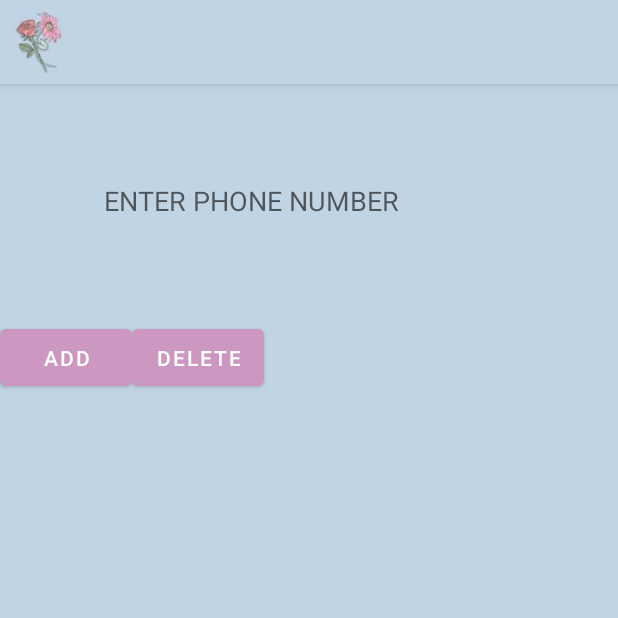
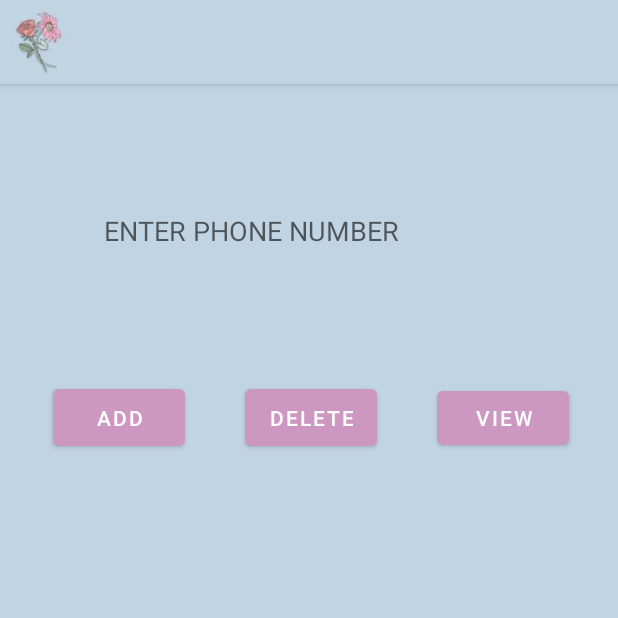
Before and after one commit to Janeth39/Final_Project, an Android app: the first screen opened directly, with no data from a screen before it, on a phone screen of 412 x 824 dp, the top half of it. Run offline under Robolectric (Android 15) with nearby library versions, the phone set to English and light mode, and no system bars.

Commit message:
added a view button

```diff
--- a/app/src/main/res/layout/activity_first.xml
+++ b/app/src/main/res/layout/activity_first.xml
@@ -12,7 +12,8 @@
 
     <LinearLayout
         android:layout_width="match_parent"
-        android:layout_height="157dp">
+        android:layout_height="157dp"
+        android:layout_marginTop="20dp">
 
         <EditText
             android:id="@+id/phoneNum"
@@ -26,22 +27,31 @@
 
     <LinearLayout
         android:layout_width="match_parent"
-        android:layout_height="130dp">
+        android:layout_height="130dp"
+        android:layout_marginLeft="15dp">
 
         <Button
             android:id="@+id/add"
             android:layout_width="wrap_content"
             android:layout_height="50dp"
+            android:layout_margin="20dp"
             android:text="ADD" />
 
         <Button
             android:id="@+id/delete"
             android:layout_width="wrap_content"
+            android:layout_margin="20dp"
             android:layout_height="50dp"
             android:text="Delete" />
 
-
+        <Button
+            android:id="@+id/view"
+            android:layout_width="wrap_content"
+            android:layout_margin="20dp"
+            android:layout_height="wrap_content"
+            android:text="View" />
 
     </LinearLayout>
 
+
 </LinearLayout>
```
